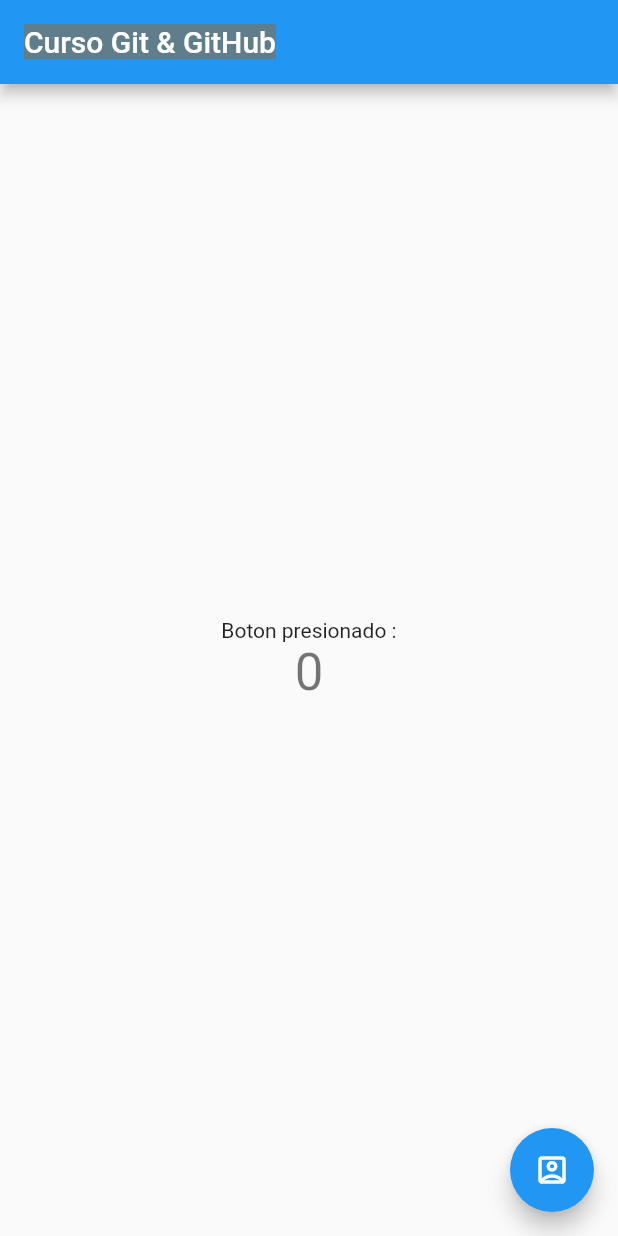
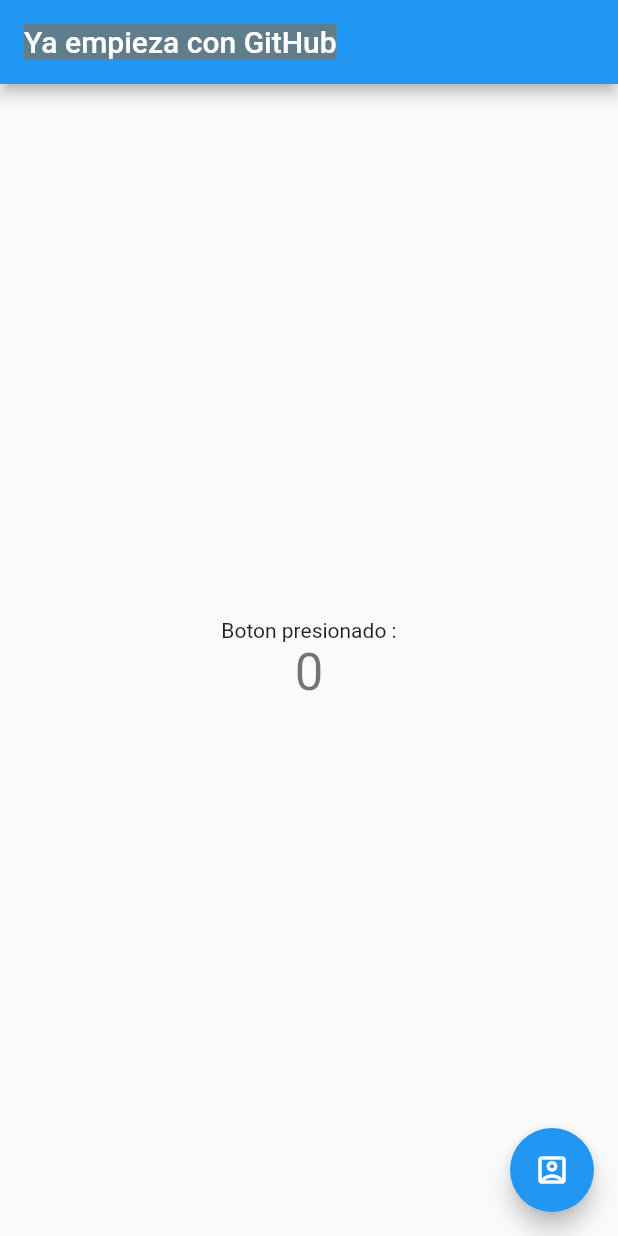
Before and after one commit to spartanfenix/Git_GitHub, a Flutter app: the screen it shows after launch, on a phone screen of 412 x 824 dp. Run offline on Flutter 3.47's test engine with Material 2 defaults, Android fonts, the phone set to English and light mode, and no system bars.

Commit message:
se modifico el appBar (Ya empieza con GitHub)

```diff
--- a/lib/main.dart
+++ b/lib/main.dart
@@ -13,7 +13,7 @@
       theme: ThemeData(
         primarySwatch: Colors.blue,
       ),
-      home: MyHomePage(title: 'Curso Git & GitHub'),
+      home: MyHomePage(title: 'Ya empieza con GitHub'),
     );
   }
 }
```
